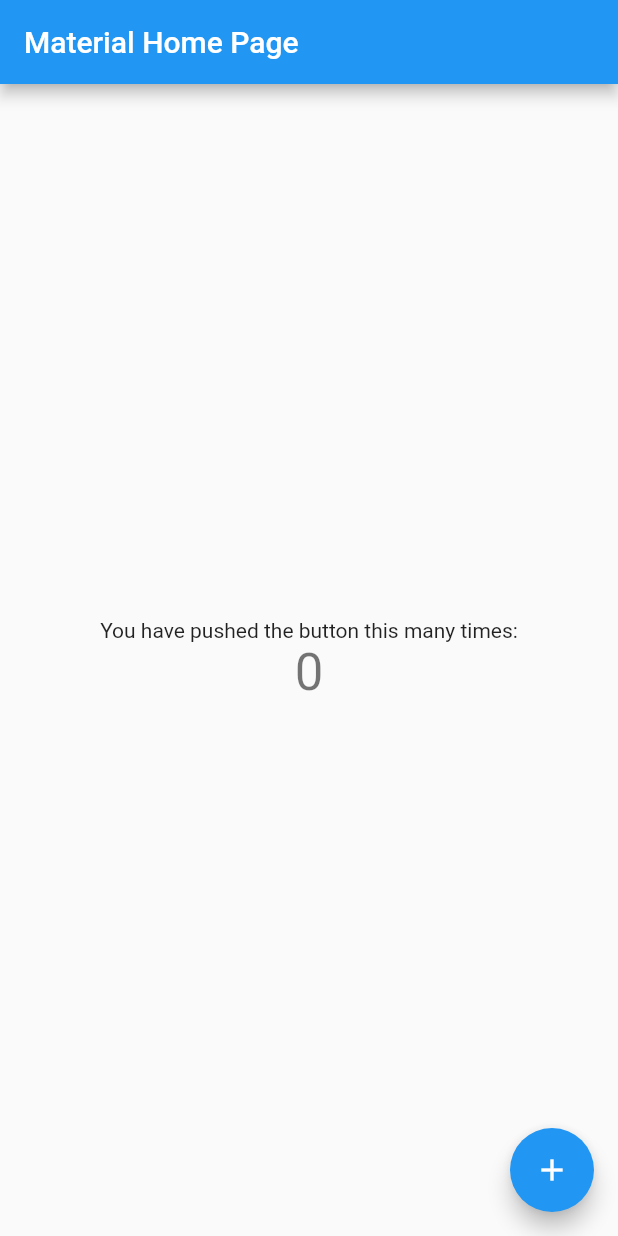
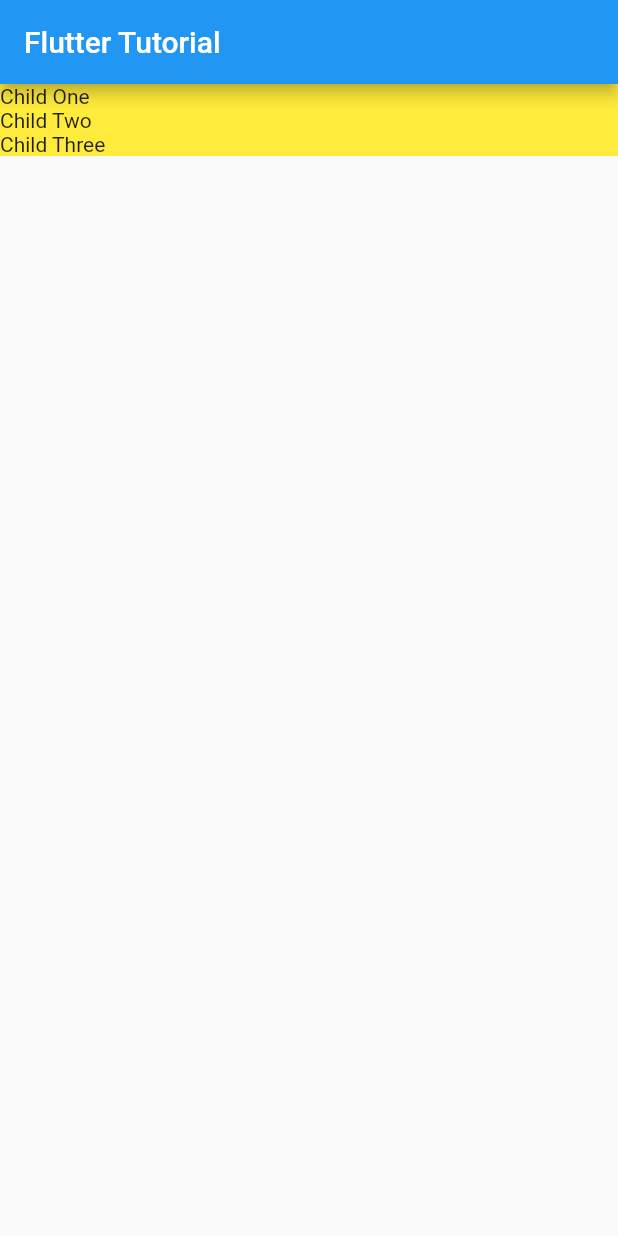
Before and after one commit to niranjk/fluttertutorial, a Flutter app: the screen it shows after launch, on a phone screen of 412 x 824 dp. Run offline on Flutter 3.47's test engine with Material 2 defaults, Android fonts, the phone set to English and light mode, and no system bars.

Commit message:
fluttertutorial - creating stateless widget

```diff
--- /dev/null
+++ b/lib/my_stateless_widget.dart
@@ -0,0 +1,31 @@
+import 'package:flutter/material.dart';
+
+class MyStateLessWidget extends StatelessWidget {
+  const MyStateLessWidget({Key? key}) : super(key: key);
+
+  @override
+  Widget build(BuildContext context) {
+    return Scaffold(
+        appBar: AppBar(
+          title: const Text("Flutter Tutorial"),
+        ),
+        body: Column(
+          mainAxisAlignment: MainAxisAlignment.start,
+          crossAxisAlignment: CrossAxisAlignment.stretch,
+          children: [
+           _section("Child One"),
+           _section("Child Two"),
+           _section("Child Three"),
+          ],
+        ));
+  }
+
+  Widget _section(String title){
+    return  Container(
+      decoration: const BoxDecoration(
+          color: Colors.yellow,
+      ),
+      child: Text(title),
+    );
+  }
+}
```
Also changed, not shown: lib/main.dart (+8 -4 lines), 1 other file.
